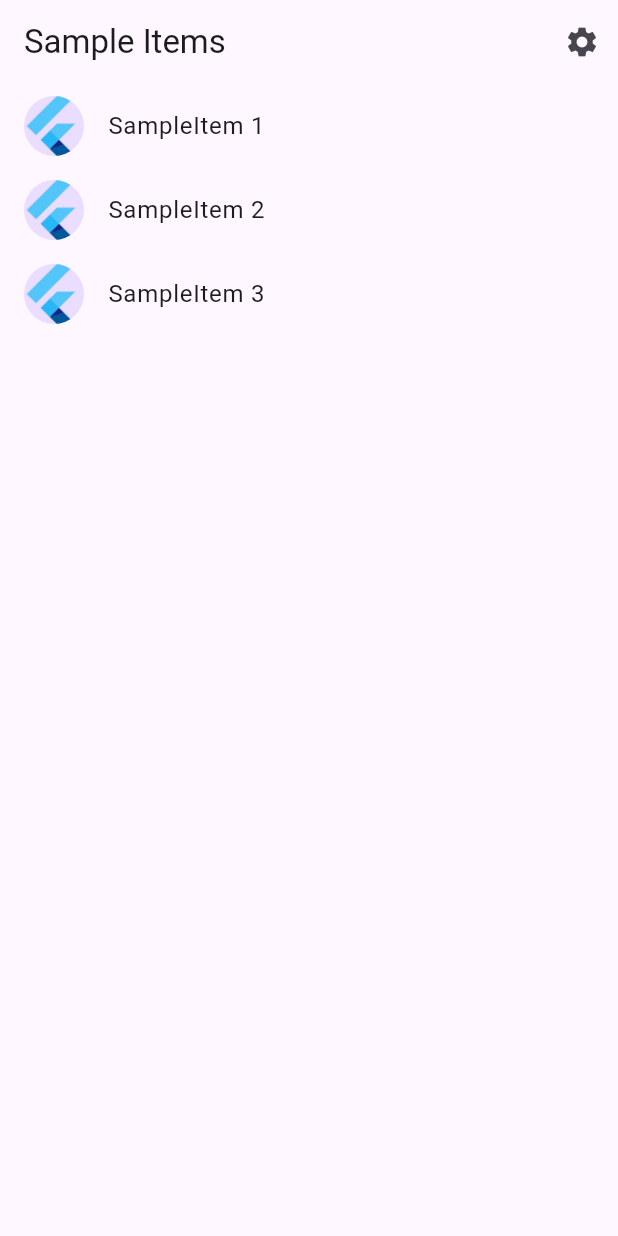
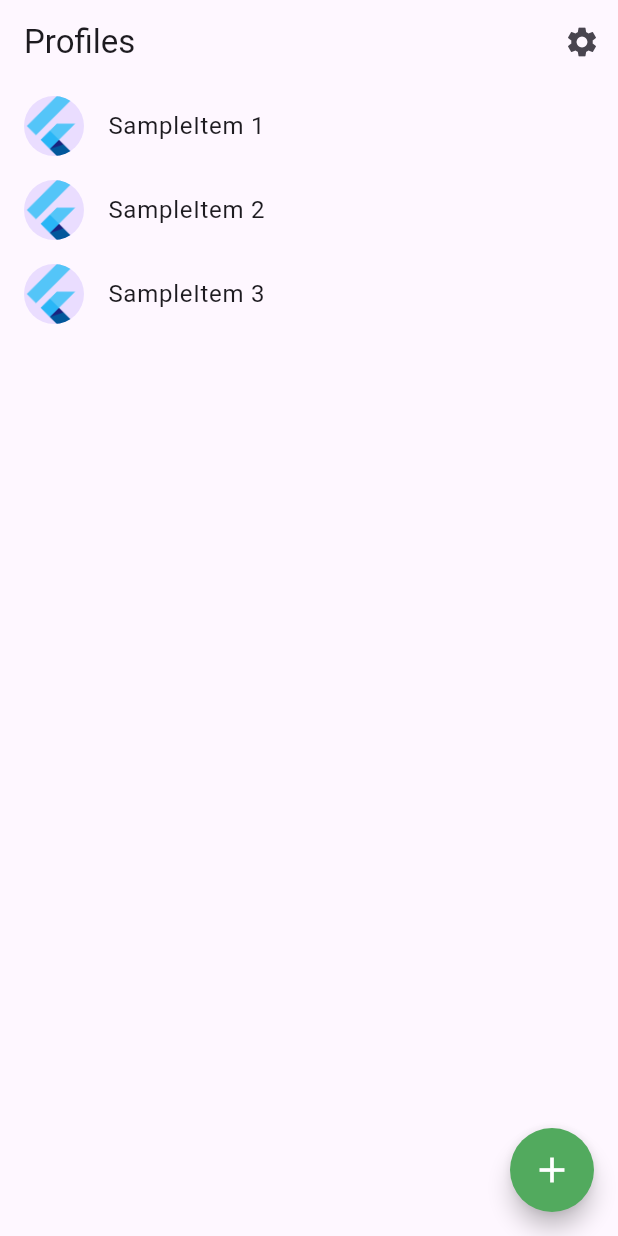
Before and after one commit to Sassha5/profile_book_flutter, a Flutter app: the screen it shows after launch, on a phone screen of 412 x 824 dp. Run offline on Flutter 3.47's test engine with Material 3 defaults, Android fonts, the phone set to English and light mode, and no system bars; generated files the repository leaves out were written again.

Commit message:
- Added list item selection - Added different action items for selected item - Added placeholder for adding profiles

```diff
--- /dev/null
+++ b/lib/src/profiles/profile_list_page.dart
@@ -0,0 +1,95 @@
+import 'package:flutter/material.dart';
+
+import '../settings/settings_view.dart';
+import 'profile.dart';
+import 'profile_add_edit_page.dart';
+
+class ProfilesListView extends StatefulWidget {
+  static const routeName = '/';
+
+  @override
+  State<StatefulWidget> createState() {
+    return _ProfilesListViewState();
+  }
+}
+
+/// Displays a list of SampleItems.
+class _ProfilesListViewState extends State<ProfilesListView> {
+  _ProfilesListViewState({
+    key,
+  });
+
+  final List<Profile> items = [Profile(1), Profile(2), Profile(3)];
+  int? _selectedIndex;
+
+  @override
+  Widget build(BuildContext context) {
+    var defaultActions = [
+      IconButton(
+        icon: const Icon(Icons.settings),
+        onPressed: () {
+          Navigator.restorablePushNamed(context, SettingsView.routeName);
+        },
+      ),
+    ];
+
+    var profileActions = [
+      IconButton(
+        icon: const Icon(Icons.delete),
+        onPressed: () => setState(() => items.remove(items[_selectedIndex!])),
+      ),
+    ];
+
+    return Scaffold(
+      appBar: AppBar(
+        title: const Text('Profiles'),
+        actions: _selectedIndex == null ? defaultActions : profileActions,
+      ),
+
+      // To work with lists that may contain a large number of items, it’s best
+      // to use the ListView.builder constructor.
+      //
+      // In contrast to the default ListView constructor, which requires
+      // building all Widgets up front, the ListView.builder constructor lazily
+      // builds Widgets as they’re scrolled into view.
+      body: ListView.builder(
+        // Providing a restorationId allows the ListView to restore the
+        // scroll position when a user leaves and returns to the app after it
+        // has been killed while running in the background.
+        restorationId: 'sampleItemListView',
+        itemCount: items.length,
+        itemBuilder: (BuildContext context, int index) {
+          final item = items[index];
+          return ListTile(
+              title: Text('SampleItem ${item.id}'),
+              leading: const CircleAvatar(
+                // Display the Flutter Logo image asset.
+                foregroundImage: AssetImage('assets/images/flutter_logo.png'),
+              ),
+              selected: index == _selectedIndex,
+              onTap: () {
+                setState(() {
+                  _selectedIndex = _selectedIndex == index ? null : index;
+                });
+
+                // Navigator.restorablePushNamed(
+                //   context,
+                //   ProfileAddEditPage.routeName,
+                // );
+              });
+        },
+      ),
+      floatingActionButton: FloatingActionButton(
+        backgroundColor: const Color.fromRGBO(82, 170, 94, 1.0),
+        shape: const CircleBorder(),
+        tooltip: 'Add',
+        onPressed: () {
+          setState(() {
+            items.add(Profile(items.length + 1));
+          });
+        },
+        child: const Icon(Icons.add, color: Colors.white, size: 28),
+      ),
+    );
+  }
+}
--- a/lib/src/sample_feature/sample_item_list_view.dart
+++ /dev/null
@@ -1,71 +0,0 @@
-import 'package:flutter/material.dart';
-
-import '../settings/settings_view.dart';
-import 'sample_item.dart';
-import 'sample_item_details_view.dart';
-
-/// Displays a list of SampleItems.
-class SampleItemListView extends StatelessWidget {
-  const SampleItemListView({
-    super.key,
-    this.items = const [Profile(1), Profile(2), Profile(3)],
-  });
-
-  static const routeName = '/';
-
-  final List<Profile> items;
-
-  @override
-  Widget build(BuildContext context) {
-    return Scaffold(
-      appBar: AppBar(
-        title: const Text('Sample Items'),
-        actions: [
-          IconButton(
-            icon: const Icon(Icons.settings),
-            onPressed: () {
-              // Navigate to the settings page. If the user leaves and returns
-              // to the app after it has been killed while running in the
-              // background, the navigation stack is restored.
-              Navigator.restorablePushNamed(context, SettingsView.routeName);
-            },
-          ),
-        ],
-      ),
-
-      // To work with lists that may contain a large number of items, it’s best
-      // to use the ListView.builder constructor.
-      //
-      // In contrast to the default ListView constructor, which requires
-      // building all Widgets up front, the ListView.builder constructor lazily
-      // builds Widgets as they’re scrolled into view.
-      body: ListView.builder(
-        // Providing a restorationId allows the ListView to restore the
-        // scroll position when a user leaves and returns to the app after it
-        // has been killed while running in the background.
-        restorationId: 'sampleItemListView',
-        itemCount: items.length,
-        itemBuilder: (BuildContext context, int index) {
-          final item = items[index];
-
-          return ListTile(
-            title: Text('SampleItem ${item.id}'),
-            leading: const CircleAvatar(
-              // Display the Flutter Logo image asset.
-              foregroundImage: AssetImage('assets/images/flutter_logo.png'),
-            ),
-            onTap: () {
-              // Navigate to the details page. If the user leaves and returns to
-              // the app after it has been killed while running in the
-              // background, the navigation stack is restored.
-              Navigator.restorablePushNamed(
-                context,
-                SampleItemDetailsView.routeName,
-              );
-            }
-          );
-        },
-      ),
-    );
-  }
-}
```
Also changed, not shown: lib/src/app.dart (+6 -6 lines), lib/src/profiles/profile_add_edit_page.dart (renamed from lib/src/sample_feature/sample_item_details_view.dart, +7 -2 lines), lib/src/profiles/profile.dart (renamed from lib/src/sample_feature/sample_item.dart).
